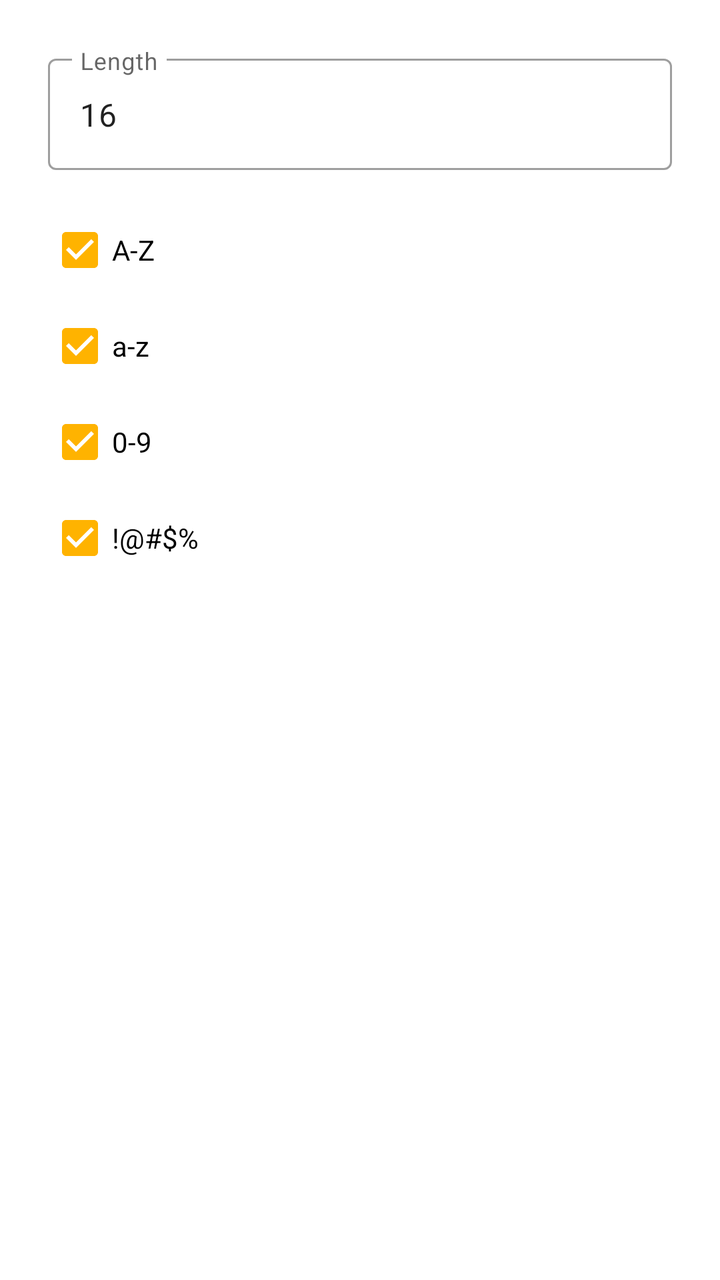
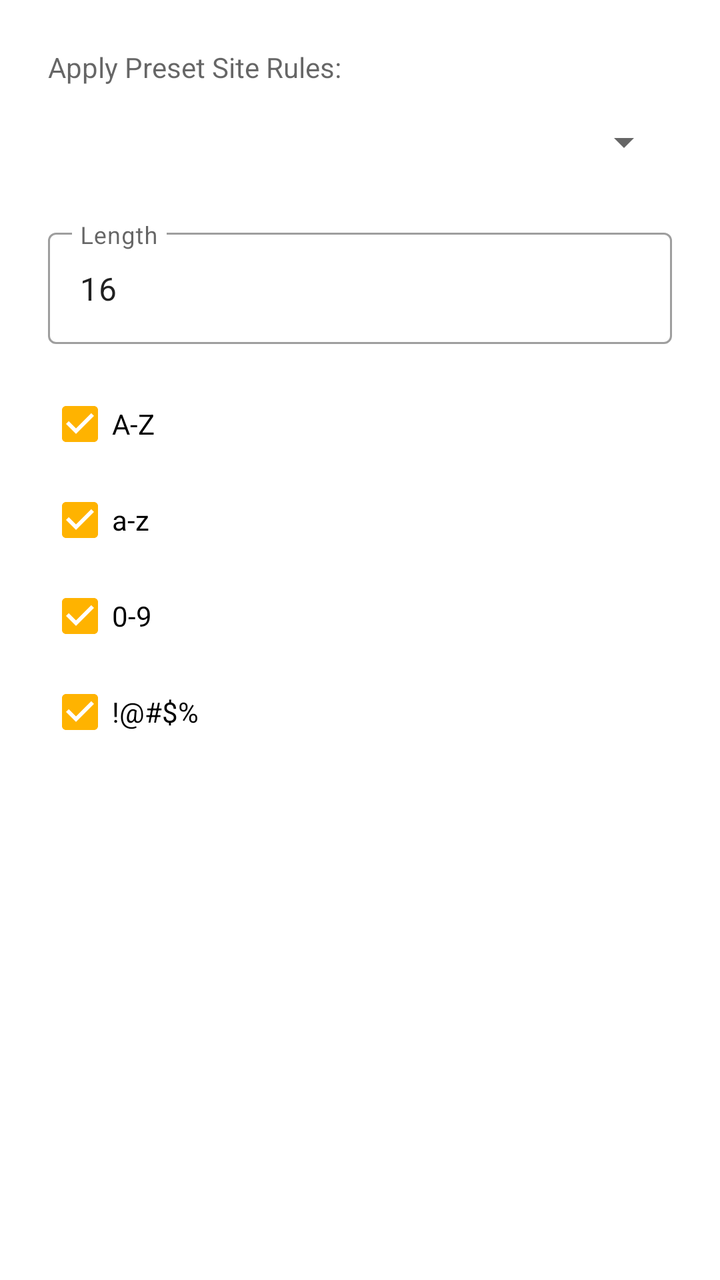

Two renders of the same Android screen: before a commit and after it. Below are the layout's source before the change and the commit's diff.
<!-- AndroidManifest.xml: application theme Theme.SecurePass -->
<!-- res/layout/dialog_password_generator.xml -->
<?xml version="1.0" encoding="utf-8"?>
<LinearLayout xmlns:android="http://schemas.android.com/apk/res/android"
    android:layout_width="match_parent"
    android:layout_height="wrap_content"
    android:orientation="vertical"
    android:padding="24dp">

    <com.google.android.material.textfield.TextInputLayout
        android:layout_width="match_parent"
        android:layout_height="wrap_content"
        android:hint="Length"
        style="@style/Widget.MaterialComponents.TextInputLayout.OutlinedBox">

        <com.google.android.material.textfield.TextInputEditText
            android:id="@+id/etLength"
            android:layout_width="match_parent"
            android:layout_height="wrap_content"
            android:inputType="number"
            android:text="16"/>
    </com.google.android.material.textfield.TextInputLayout>

    <CheckBox
        android:id="@+id/cbUpper"
        android:layout_width="wrap_content"
        android:layout_height="wrap_content"
        android:text="A-Z"
        android:checked="true"
        android:layout_marginTop="16dp"/>

    <CheckBox
        android:id="@+id/cbLower"
        android:layout_width="wrap_content"
        android:layout_height="wrap_content"
        android:text="a-z"
        android:checked="true"/>

    <CheckBox
        android:id="@+id/cbDigits"
        android:layout_width="wrap_content"
        android:layout_height="wrap_content"
        android:text="0-9"
        android:checked="true"/>

    <CheckBox
        android:id="@+id/cbSymbols"
        android:layout_width="wrap_content"
        android:layout_height="wrap_content"
        android:text="!@#$%"
        android:checked="true"/>
</LinearLayout>
<!-- resources referenced by this layout -->
<resources>
  <style name="Theme.SecurePass" parent="Theme.MaterialComponents.DayNight.NoActionBar">
          
          <item name="colorPrimary">@color/palette_teal_primary</item>
          <item name="colorOnPrimary">@color/white</item>
          
          <item name="colorSecondary">#FFB300</item>
          <item name="colorOnSecondary">#000000</item>
          
          <item name="android:statusBarColor">@color/palette_teal_variant</item>
          
          <item name="android:windowBackground">?android:attr/colorBackground</item>
      </style>
  <color name="palette_teal_primary">#00897B</color>
  <color name="white">#FFFFFFFF</color>
  <color name="palette_teal_variant">#00695C</color>
</resources>

<!-- the commit's change to res/layout/dialog_password_generator.xml (unified diff, before → after) -->
@@ -4,6 +4,21 @@
     android:layout_height="wrap_content"
     android:orientation="vertical"
     android:padding="24dp">
+
+    <TextView
+        android:layout_width="wrap_content"
+        android:layout_height="wrap_content"
+        android:text="Apply Preset Site Rules:"
+        android:textSize="14sp"
+        android:textColor="?android:attr/textColorSecondary"
+        android:layout_marginBottom="4dp"/>
+
+    <Spinner
+        android:id="@+id/spinnerPresets"
+        android:layout_width="match_parent"
+        android:layout_height="wrap_content"
+        android:minHeight="48dp"
+        android:layout_marginBottom="16dp"/>
 
     <com.google.android.material.textfield.TextInputLayout
         android:layout_width="match_parent"
